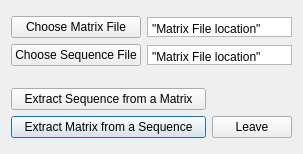
Qt form src/window.ui (TaronSilver/genom) before a commit.
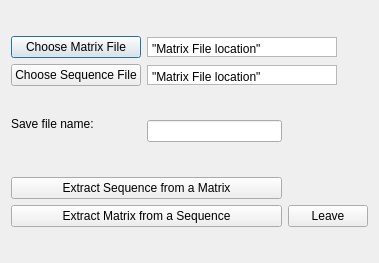
The same form after that commit.

What changed in the file:
```diff
--- a/src/window.ui
+++ b/src/window.ui
@@ -6,8 +6,8 @@
    <rect>
     <x>0</x>
     <y>0</y>
-    <width>303</width>
-    <height>154</height>
+    <width>379</width>
+    <height>263</height>
    </rect>
   </property>
   <property name="windowTitle">
@@ -16,16 +16,9 @@
   <property name="toolTip">
    <string>Once you have chosen your sequence file, its location will be shown here.</string>
   </property>
-  <layout class="QGridLayout" name="gridLayout_3">
-   <item row="7" column="0" colspan="2">
-    <widget class="QPushButton" name="matrixFromSequenceButton">
-     <property name="text">
-      <string>Extract Matrix from a Sequence</string>
-     </property>
-    </widget>
-   </item>
-   <item row="3" column="0">
-    <spacer name="verticalSpacer_4">
+  <layout class="QGridLayout" name="gridLayout_2">
+   <item row="0" column="0">
+    <spacer name="verticalSpacer">
      <property name="orientation">
       <enum>Qt::Vertical</enum>
      </property>
@@ -37,33 +30,6 @@
      </property>
     </spacer>
    </item>
-   <item row="5" column="0">
-    <spacer name="verticalSpacer_3">
-     <property name="orientation">
-      <enum>Qt::Vertical</enum>
-     </property>
-     <property name="sizeHint" stdset="0">
-      <size>
-       <width>20</width>
-       <height>40</height>
-      </size>
-     </property>
-    </spacer>
-   </item>
-   <item row="2" column="0">
-    <widget class="QPushButton" name="chooseFasta">
-     <property name="text">
-      <string>Choose Sequence File</string>
-     </property>
-    </widget>
-   </item>
-   <item row="7" column="2">
-    <widget class="QPushButton" name="buttonLeave">
-     <property name="text">
-      <string>Leave</string>
-     </property>
-    </widget>
-   </item>
    <item row="1" column="0">
     <widget class="QPushButton" name="chooseMatrix">
      <property name="text">
@@ -97,10 +63,10 @@
      </property>
     </widget>
    </item>
-   <item row="6" column="0" colspan="2">
-    <widget class="QPushButton" name="sequenceFromMatrixButton">
+   <item row="2" column="0">
+    <widget class="QPushButton" name="chooseFasta">
      <property name="text">
-      <string>Extract Sequence from a Matrix</string>
+      <string>Choose Sequence File</string>
      </property>
     </widget>
    </item>
@@ -130,21 +96,8 @@
      </property>
     </widget>
    </item>
-   <item row="0" column="0">
-    <spacer name="verticalSpacer">
-     <property name="orientation">
-      <enum>Qt::Vertical</enum>
-     </property>
-     <property name="sizeHint" stdset="0">
-      <size>
-       <width>20</width>
-       <height>40</height>
-      </size>
-     </property>
-    </spacer>
-   </item>
-   <item row="8" column="0">
-    <spacer name="verticalSpacer_2">
+   <item row="3" column="0">
+    <spacer name="verticalSpacer_4">
      <property name="orientation">
       <enum>Qt::Vertical</enum>
      </property>
@@ -157,6 +110,16 @@
     </spacer>
    </item>
    <item row="4" column="0">
+    <widget class="QLabel" name="label">
+     <property name="text">
+      <string>Save file name:</string>
+     </property>
+    </widget>
+   </item>
+   <item row="4" column="1" rowspan="3">
+    <widget class="QLineEdit" name="editFileName"/>
+   </item>
+   <item row="5" column="0" rowspan="2">
     <spacer name="verticalSpacer_5">
      <property name="orientation">
       <enum>Qt::Vertical</enum>
@@ -169,6 +132,53 @@
      </property>
     </spacer>
    </item>
+   <item row="7" column="0">
+    <spacer name="verticalSpacer_3">
+     <property name="orientation">
+      <enum>Qt::Vertical</enum>
+     </property>
+     <property name="sizeHint" stdset="0">
+      <size>
+       <width>20</width>
+       <height>40</height>
+      </size>
+     </property>
+    </spacer>
+   </item>
+   <item row="8" column="0" colspan="2">
+    <widget class="QPushButton" name="sequenceFromMatrixButton">
+     <property name="text">
+      <string>Extract Sequence from a Matrix</string>
+     </property>
+    </widget>
+   </item>
+   <item row="9" column="0" colspan="2">
+    <widget class="QPushButton" name="matrixFromSequenceButton">
+     <property name="text">
+      <string>Extract Matrix from a Sequence</string>
+     </property>
+    </widget>
+   </item>
+   <item row="9" column="2">
+    <widget class="QPushButton" name="buttonLeave">
+     <property name="text">
+      <string>Leave</string>
+     </property>
+    </widget>
+   </item>
+   <item row="10" column="0">
+    <spacer name="verticalSpacer_2">
+     <property name="orientation">
+      <enum>Qt::Vertical</enum>
+     </property>
+     <property name="sizeHint" stdset="0">
+      <size>
+       <width>20</width>
+       <height>40</height>
+      </size>
+     </property>
+    </spacer>
+   </item>
   </layout>
  </widget>
  <resources/>
```
